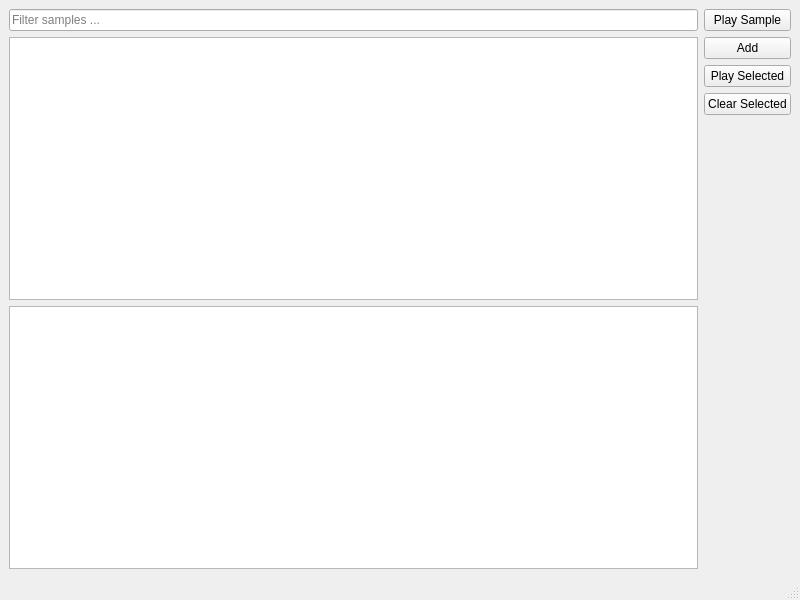
This is mainwindow.ui in baskeboler/qtsamples as Qt 5 draws it before an edit. The edited form follows.
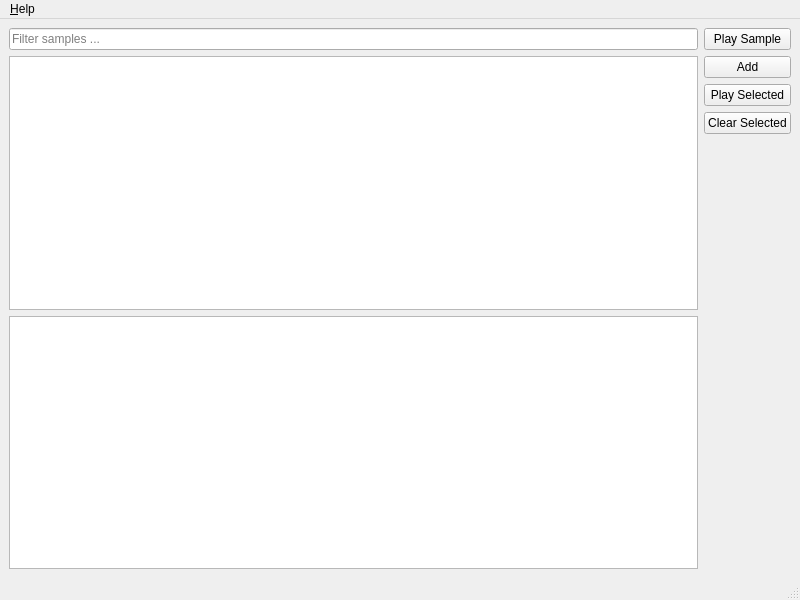
This is the edited form.

Commit message: about dialogs

Diff of the .ui file:
```diff
--- a/mainwindow.ui
+++ b/mainwindow.ui
@@ -112,6 +112,14 @@
      <height>28</height>
     </rect>
    </property>
+   <widget class="QMenu" name="menu_Help">
+    <property name="title">
+     <string>&amp;Help</string>
+    </property>
+    <addaction name="actionAbout"/>
+    <addaction name="actionAbout_Qt"/>
+   </widget>
+   <addaction name="menu_Help"/>
   </widget>
   <widget class="QStatusBar" name="statusbar"/>
  </widget>
```
Left out of the diff: 10 changed lines with no effect on the pictures. The commit also changes 3 other files.
